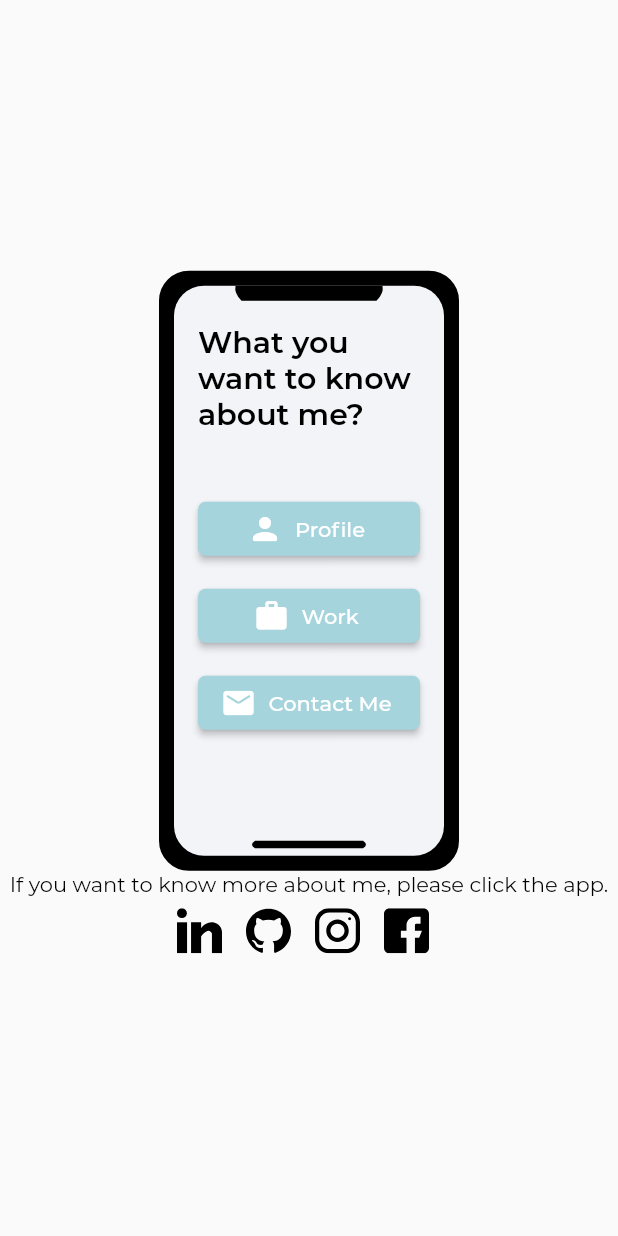
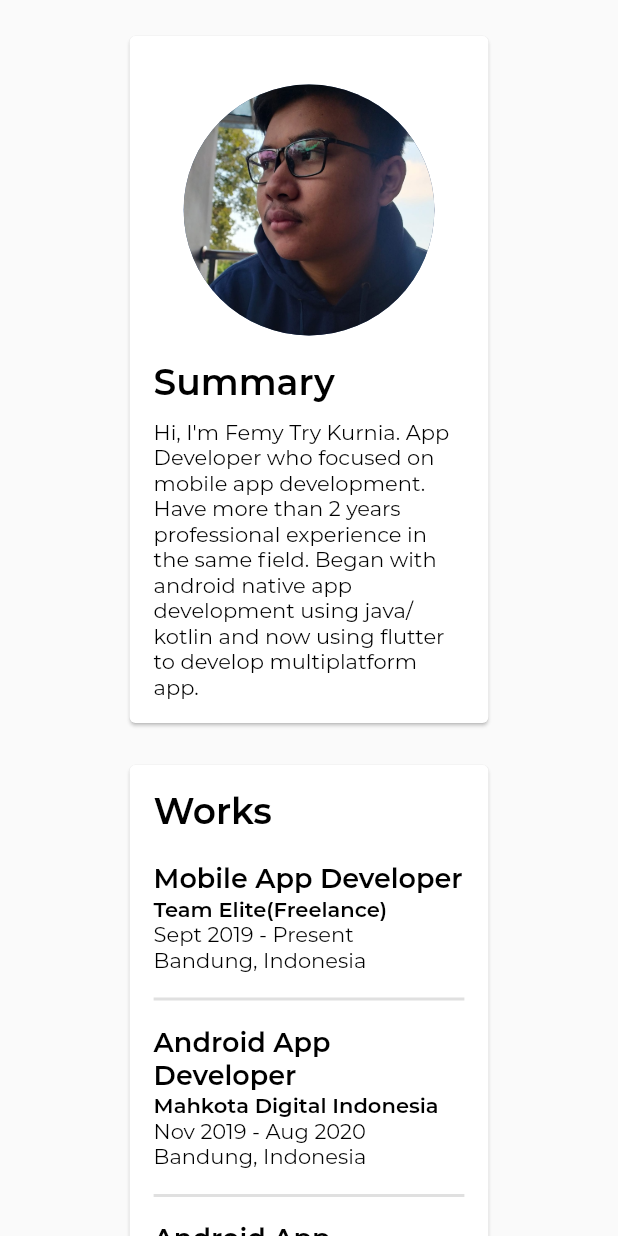
Before and after one commit to femytry/femytry.github.io, a Flutter app: the screen it shows after launch, after a tap on "Know More", after a tap on "Profile", on a phone screen of 412 x 824 dp. Run offline on Flutter 3.47's test engine with Material 2 defaults, Android fonts, the light colour scheme and no system bars; our stand-ins replace flutter_svg, get; missing offline and left inert: dart:html, dart:js; project files that could hold a hidden picture were left out.

Commit message:
Profile Page

```diff
--- /dev/null
+++ b/lib/views/pages/profile/profile_page.dart
@@ -0,0 +1,129 @@
+import 'dart:html';
+
+import 'package:flutter/material.dart';
+import 'package:get/get.dart';
+import 'package:portfolio/views/widgets/responsive_widget.dart';
+
+class ProfilePage extends StatelessWidget {
+  @override
+  Widget build(BuildContext context) {
+    return Scaffold(
+      body: SafeArea(
+        child: ResponsiveWidget(
+          largeScreen: SingleChildScrollView(
+            child: Padding(
+              padding: EdgeInsets.symmetric(horizontal: (Get.width * 0.2)),
+              child: Column(
+                crossAxisAlignment: CrossAxisAlignment.start,
+                children: [
+                  SizedBox(height: 20,),
+                  Card(
+                    child: Container(
+                      width: double.infinity,
+                      padding: const EdgeInsets.all(16.0),
+                      child: Wrap(
+                        direction: Axis.horizontal,
+                        alignment: WrapAlignment.center,
+                        crossAxisAlignment: WrapCrossAlignment.center,
+                        children: [
+                          Padding(
+                            padding: const EdgeInsets.symmetric(horizontal: 20.0),
+                            child: CircleAvatar(
+                              backgroundImage: AssetImage('assets/img/profile.jpg'),
+                              radius: 100,
+                            ),
+                          ),
+                          Container(
+                            constraints: BoxConstraints(maxWidth: 500, minWidth: 200),
+                            child: Column(
+                              mainAxisAlignment: MainAxisAlignment.center,
+                              crossAxisAlignment: CrossAxisAlignment.start,
+                              children: [
+                                Text('Summary', style: TextStyle(fontSize: 24, fontWeight: FontWeight.w600),),
+                                SizedBox(height: 10,),
+                                Text("Hi, I'm Femy Try Kurnia. App Developer who focused on mobile app development. Have more than 2 years professional experience in the same field. Began with android native app development using java/kotlin and now using flutter to develop multiplatform app."),
+                              ],
+                            ),
+                          )
+                        ],
+                      ),
+                    ),
+                  ),
+                  SizedBox(height: 20,),
+                  Card(
+                    child: Container(
+                      width: double.infinity,
+                      padding: const EdgeInsets.all(16.0),
+                      child: Column(
+                        crossAxisAlignment: CrossAxisAlignment.start,
+                        children: [
+                          Text('Works', style: TextStyle(fontSize: 24, fontWeight: FontWeight.w600),),
+                          SizedBox(height: 20,),
+                          workContainer('Mobile App Developer', 'Team Elite(Freelance)', 'Sept 2019', 'Present', 'Bandung, Indonesia'),
+                          SizedBox(height: 10,),
+                          Divider(
+                            thickness: 2,
+                          ),
+                          SizedBox(height: 10,),
+                          workContainer('Android App Developer', 'Mahkota Digital Indonesia', 'Nov 2019', 'Aug 2020', 'Bandung, Indonesia'),
+                          SizedBox(height: 10,),
+                          Divider(
+                            thickness: 2,
+                          ),
+                          SizedBox(height: 10,),
+                          workContainer('Android App Developer', 'Asia Digital Indonesia', 'Mar 2019', 'Oct 2019', 'Bandung, Indonesia'),
+                        ],
+                      ),
+                    ),
+                  ),
+                  SizedBox(height: 20,),
+                  Card(
+                    child: Container(
+                      width: double.infinity,
+                      padding: const EdgeInsets.all(16.0),
+                      child: Column(
+                        crossAxisAlignment: CrossAxisAlignment.start,
+                        children: [
+                          Text('Education', style: TextStyle(fontSize: 24, fontWeight: FontWeight.w600),),
+                          SizedBox(height: 20,),
+                          educationContainer('Telkom University', 'Associate Degree(Diploma 3)', 'Software Engineering', '2015', '2018', 'Bandung, Indonesia')
+                        ],
+                      ),
+                    ),
+                  ),
+                  SizedBox(height: 20,),
+                  Center(child: Text("© ${DateTime.now().year} Femy Try Kurnia | Hosted on Github Pages | Made using Flutter Web", textAlign: TextAlign.center, style: TextStyle(fontSize: 12),)),
+                  SizedBox(height: 16,)
+                ],
+              ),
+            ),
+          ),
+        ),
+      ),
+    );
+  }
+
+  Widget workContainer(String title, String company, String from, String to, String location){
+    return Column(
+      crossAxisAlignment: CrossAxisAlignment.start,
+      children: [
+        Text(title, style: TextStyle(fontSize: 18, fontWeight: FontWeight.w600),),
+        Text(company, style: TextStyle(fontWeight: FontWeight.w600),),
+        Text('$from - $to'),
+        Text(location)
+      ],
+    );
+  }
+
+  Widget educationContainer(String school, String degree, String major, String from, String to, String location) {
+    return Column(
+      crossAxisAlignment: CrossAxisAlignment.start,
+      children: [
+        Text(school, style: TextStyle(fontSize: 18, fontWeight: FontWeight.w600),),
+        Text('$degree - $major', style: TextStyle(fontWeight: FontWeight.w600),),
+        Text('$from - $to'),
+        Text(location)
+      ],
+    );
+  }
+}
--- a/lib/views/pages/welcome/phone_content.dart
+++ b/lib/views/pages/welcome/phone_content.dart
@@ -4,6 +4,7 @@ import 'dart:js' as js;
 import 'package:flutter/material.dart';
 import 'package:get/get.dart';
 import 'package:portfolio/controllers/phone_controller.dart';
+import 'package:portfolio/views/pages/profile/profile_page.dart';
 
 class PhoneContentAvatar extends StatefulWidget {
   PhoneContentAvatar({Key? key}) : super(key: key);
@@ -74,7 +75,9 @@ class PhoneContentMenu extends StatelessWidget {
           Container(
             width: double.infinity,
             child: ElevatedButton.icon(
-              onPressed: () {},
+              onPressed: () {
+                Get.to(()=> ProfilePage());
+              },
               icon: Icon(Icons.person_rounded),
               label: Text('Profile'),
             ),
@@ -85,7 +88,7 @@ class PhoneContentMenu extends StatelessWidget {
             child: ElevatedButton.icon(
               onPressed: () {},
               icon: Icon(Icons.work_rounded),
-              label: Text('Work'),
+              label: Text('Projects'),
             ),
           ),
           SizedBox(height: 10,),
--- a/lib/views/pages/welcome/welcome_page.dart
+++ b/lib/views/pages/welcome/welcome_page.dart
@@ -18,9 +18,7 @@ class WelcomePage extends StatefulWidget {
 
 class _WelcomePageState extends State<WelcomePage> {
   final PhoneController _phoneController = Get.find();
-  final List<Widget> _phoneContent = [
-    PhoneContentAvatar(), PhoneContentMenu()
-  ];
+  final List<Widget> _phoneContent = [PhoneContentAvatar(), PhoneContentMenu()];
 
   @override
   void initState() {
@@ -31,11 +29,17 @@ class _WelcomePageState extends State<WelcomePage> {
   Widget build(BuildContext context) {
     return Scaffold(
       body: SafeArea(
+        child: ResponsiveWidget(
+          largeScreen: Column(
+            crossAxisAlignment: CrossAxisAlignment.center,
+            children: [
+              Expanded(
                 child: Center(
-          child: ResponsiveWidget(
-            largeScreen: Wrap(
+                  child: Wrap(
                     direction: Axis.horizontal,
                     crossAxisAlignment: WrapCrossAlignment.center,
+                    alignment: WrapAlignment.center,
+                    runAlignment: WrapAlignment.center,
                     children: [
                       Padding(
                         padding: const EdgeInsets.only(right: 20),
@@ -57,77 +61,43 @@ class _WelcomePageState extends State<WelcomePage> {
                           ),
                           Container(
                             constraints: BoxConstraints(maxWidth: 200),
-                      child: Wrap(
-                        direction: Axis.horizontal,
-                        children: [
-                          Padding(
-                            padding: const EdgeInsets.only(top: 8.0, right: 8.0, bottom: 8.0),
-                            child: InkWell(child: SvgPicture.asset('assets/svg/linkedin.svg', width: 30,), onTap: () {
-                              js.context.callMethod('open', ['https://www.linkedin.com/in/femy-try/']);
-                            },),
-                          ),
-                          Padding(
-                            padding: const EdgeInsets.all(8.0),
-                            child: InkWell(child: SvgPicture.asset('assets/svg/github.svg', width: 30,), onTap: () {
-                              js.context.callMethod('open', ['https://github.com/femytry']);
-                            },),
-                          ),
-                          Padding(
-                            padding: const EdgeInsets.all(8.0),
-                            child: InkWell(child: SvgPicture.asset('assets/svg/instagram.svg', width: 30,), onTap: () {
-                              js.context.callMethod('open', ['https://www.instagram.com/tryfemy']);
-                            },),
-                          ),
-                          Padding(
-                            padding: const EdgeInsets.all(8.0),
-                            child: InkWell(child: SvgPicture.asset('assets/svg/facebook.svg', width: 30,), onTap: () {
-                              js.context.callMethod('open', ['https://facebook.com/femy.t.kurnia/']);
-                            },),
-                          ),
-                        ],
-                      ),
+                            child: _social(),
                           )
                         ],
                       ),
                     ],
                   ),
-            smallScreen: Column(
+                ),
+              ),
+              Text("© ${DateTime.now().year} Femy Try Kurnia | Hosted on Github Pages | Made using Flutter Web", textAlign: TextAlign.center, style: TextStyle(fontSize: 12),),
+              SizedBox(height: 16,)
+            ],
+          ),
+          smallScreen: Padding(
+            padding: const EdgeInsets.all(16.0),
+            child: Column(
+              children: [
+                Expanded(
+                  child: Column(
                     crossAxisAlignment: CrossAxisAlignment.center,
                     mainAxisAlignment: MainAxisAlignment.center,
                     children: [
                       _phone(),
+                      SizedBox(
+                        height: 20,
+                      ),
                       Text(
                         "If you want to know more about me, please click the app.",
+                        textAlign: TextAlign.center,
                       ),
-                Wrap(
-                  direction: Axis.horizontal,
-                  children: [
-                    Padding(
-                      padding: const EdgeInsets.only(top: 8.0, right: 8.0, bottom: 8.0),
-                      child: InkWell(child: SvgPicture.asset('assets/svg/linkedin.svg', width: 30,), onTap: () {
-                        js.context.callMethod('open', ['https://www.linkedin.com/in/femy-try/']);
-                      },),
+                      SizedBox(
+                        height: 10,
                       ),
-                    Padding(
-                      padding: const EdgeInsets.all(8.0),
-                      child: InkWell(child: SvgPicture.asset('assets/svg/github.svg', width: 30,), onTap: () {
-                        js.context.callMethod('open', ['https://github.com/femytry']);
-                      },),
-                    ),
-                    Padding(
-                      padding: const EdgeInsets.all(8.0),
-                      child: InkWell(child: SvgPicture.asset('assets/svg/instagram.svg', width: 30,), onTap: () {
-                        js.context.callMethod('open', ['https://www.instagram.com/tryfemy']);
-                      },),
-                    ),
-                    Padding(
-                      padding: const EdgeInsets.all(8.0),
-                      child: InkWell(child: SvgPicture.asset('assets/svg/facebook.svg', width: 30,), onTap: () {
-                        js.context.callMethod('open', ['https://facebook.com/femy.t.kurnia/']);
-                      },),
-                    ),
+                      _social()
                     ],
                   ),
+                ),
+                Center(child: Text("© ${DateTime.now().year} Femy Try Kurnia | Hosted on Github Pages | Made using Flutter Web", textAlign: TextAlign.center, style: TextStyle(fontSize: 12),))
               ],
             ),
           ),
@@ -147,4 +117,61 @@ class _WelcomePageState extends State<WelcomePage> {
           );
         }),
       );
+
+  Widget _social() => Wrap(
+        direction: Axis.horizontal,
+        children: [
+          Padding(
+            padding: const EdgeInsets.only(top: 8.0, right: 8.0, bottom: 8.0),
+            child: InkWell(
+              child: SvgPicture.asset(
+                'assets/svg/linkedin.svg',
+                width: 30,
+              ),
+              onTap: () {
+                js.context.callMethod(
+                    'open', ['https://www.linkedin.com/in/femy-try/']);
+              },
+            ),
+          ),
+          Padding(
+            padding: const EdgeInsets.all(8.0),
+            child: InkWell(
+              child: SvgPicture.asset(
+                'assets/svg/github.svg',
+                width: 30,
+              ),
+              onTap: () {
+                js.context.callMethod('open', ['https://github.com/femytry']);
+              },
+            ),
+          ),
+          Padding(
+            padding: const EdgeInsets.all(8.0),
+            child: InkWell(
+              child: SvgPicture.asset(
+                'assets/svg/instagram.svg',
+                width: 30,
+              ),
+              onTap: () {
+                js.context
+                    .callMethod('open', ['https://www.instagram.com/tryfemy']);
+              },
+            ),
+          ),
+          Padding(
+            padding: const EdgeInsets.all(8.0),
+            child: InkWell(
+              child: SvgPicture.asset(
+                'assets/svg/facebook.svg',
+                width: 30,
+              ),
+              onTap: () {
+                js.context.callMethod(
+                    'open', ['https://facebook.com/femy.t.kurnia/']);
+              },
+            ),
+          ),
+        ],
+      );
 }
```
Also changed, not shown: assets/img/avatar_fm.jpg (deleted), assets/img/profile.jpg (added), 1 other file. Lines whose indentation alone changed are shown as unchanged.
